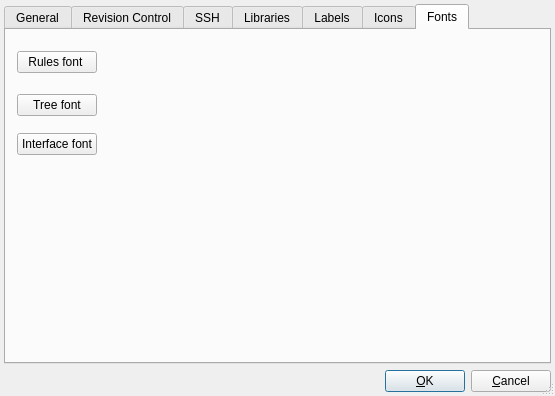
The window that src/gui/prefsdialog_q.ui (fwbuilder/fwbuilder) describes before a commit, drawn with Qt 5.
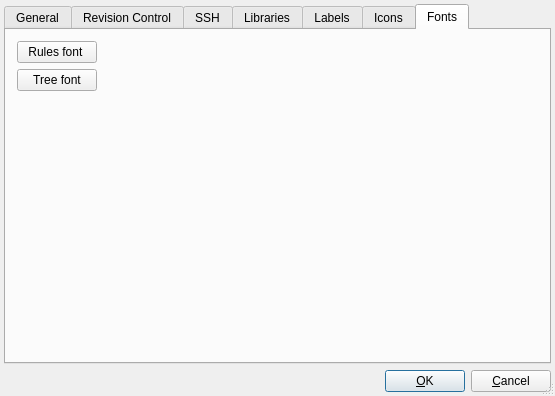
The same window after the commit. The open tabs and pages were chosen to show the change.

```diff
--- a/src/gui/prefsdialog_q.ui
+++ b/src/gui/prefsdialog_q.ui
@@ -965,16 +965,6 @@
          </property>
         </widget>
        </item>
-       <item row="2" column="0" >
-        <widget class="QPushButton" name="btUiFont" >
-         <property name="toolTip" >
-          <string>Choose font for the rest of the interface</string>
-         </property>
-         <property name="text" >
-          <string>Interface font</string>
-         </property>
-        </widget>
-       </item>
        <item row="3" column="0" >
         <spacer>
          <property name="orientation" >
```
Left out of the diff: 18 changed lines with no effect on the pictures.
